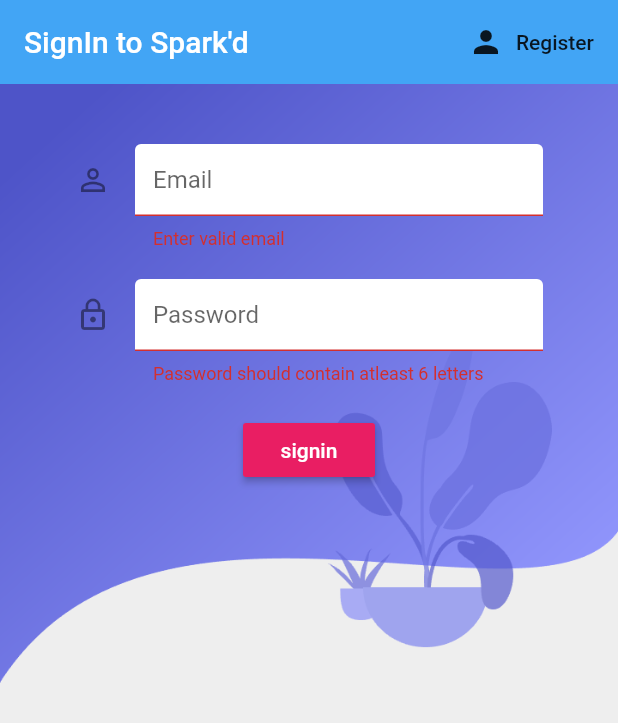
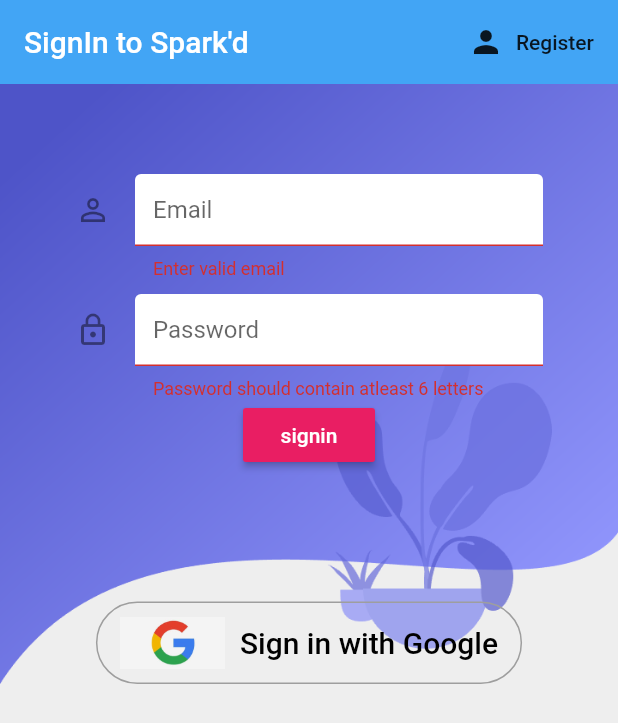
Before and after one commit to swathythadukkassery/sparkd, a Flutter app: the screen it shows after launch, after a tap on "signin", on a phone screen of 412 x 824 dp. Shown: the top 723 px of the screen. Run offline on Flutter 3.47's test engine with Material 2 defaults, Android fonts, the phone set to English and light mode, and no system bars; our stand-ins replace cloud_firestore, firebase_auth, flutter_spinkit, google_sign_in; accounts and stored records are empty.

Commit message:
google authentication added

```diff
--- a/lib/main.dart
+++ b/lib/main.dart
@@ -5,7 +5,7 @@ import 'package:tictoc/pages/authenticate/sign_in.dart';
 import 'package:tictoc/pages/models/user.dart';
 import 'package:tictoc/pages/screens/choose_location.dart';
 import 'package:tictoc/pages/screens/home.dart';
-import 'package:tictoc/pages/screens/loading.dart';
+import 'package:tictoc/pages/screens/Discussion.dart';
 import 'package:tictoc/pages/screens/profile.dart';
 import 'package:tictoc/pages/wrapper.dart';
 import 'package:tictoc/services/auth.dart';
--- a/lib/pages/authenticate/sign_in.dart
+++ b/lib/pages/authenticate/sign_in.dart
@@ -1,6 +1,12 @@
 import 'package:flutter/material.dart';
+import 'package:tictoc/pages/screens/Discussion.dart';
+import 'package:tictoc/pages/screens/home.dart';
+import 'package:tictoc/shared/loading.dart';
 import 'package:tictoc/services/auth.dart';
 import 'package:tictoc/shared/constants.dart';
+import 'package:google_sign_in/google_sign_in.dart';
+import 'package:tictoc/services/auth.dart';
+import 'authenticate.dart';
 
 class SignIn extends StatefulWidget {
   final Function toggleView;
@@ -13,13 +19,17 @@ class _SignInState extends State<SignIn> {
   @override
   final AuthService _auth = AuthService();
   final _formKey = GlobalKey<FormState>();
+  bool loading = false;
+
   //text state
   String email = '';
   String password = '';
   String error = '';
 
   Widget build(BuildContext context) {
-    return Scaffold(
+    return loading
+        ? Loading()
+        : Scaffold(
             backgroundColor: Colors.grey[200],
             appBar: AppBar(
               backgroundColor: Colors.blue[400],
@@ -35,31 +45,35 @@ class _SignInState extends State<SignIn> {
               ],
             ),
             body: Container(
-          height: 399,
+              height: 400,
               decoration: BoxDecoration(
                   image: DecorationImage(
                       image: AssetImage('assets/images/background.png'),
                       fit: BoxFit.fill)),
-          child: Center(
+              child: Stack(
+                children: <Widget>[
+                  Center(
                     child: Container(
-                padding: EdgeInsets.symmetric(vertical: 20.0, horizontal: 50.0),
+                        padding: EdgeInsets.symmetric(
+                            vertical: 50.0, horizontal: 50.0),
                         child: Form(
                           key: _formKey,
                           child: Column(
                             children: <Widget>[
-                      SizedBox(height: 20.0),
+                              SizedBox(height: 10.0),
                               TextFormField(
                                 validator: (val) =>
                                     val.isEmpty ? 'Enter valid email' : null,
                                 style: TextStyle(color: Colors.black),
                                 decoration: textInputDecoration.copyWith(
                                   hintText: 'Email',
-                            icon: Icon(Icons.person_outline)),
+                                  icon: Icon(Icons.person_outline),
+                                ),
                                 onChanged: (val) {
                                   setState(() => email = val);
                                 },
                               ),
-                      SizedBox(height: 20.0),
+                              SizedBox(height: 10.0),
                               TextFormField(
                                 validator: (val) => val.length < 6
                                     ? 'Password should contain atleast 6 letters'
@@ -73,7 +87,7 @@ class _SignInState extends State<SignIn> {
                                   setState(() => password = val);
                                 },
                               ),
-                      SizedBox(height: 20.0),
+                              // SizedBox(height: 20.0),
                               RaisedButton(
                                 color: Colors.pink,
                                 child: Text(
@@ -82,25 +96,81 @@ class _SignInState extends State<SignIn> {
                                 ),
                                 onPressed: () async {
                                   if (_formKey.currentState.validate()) {
-                            print('valid');
-                            dynamic result = await _auth
-                                .signInWithEmailAndPassword(email, password);
+                                    setState(() => loading = true);
+                                    dynamic result =
+                                        await _auth.signInWithEmailAndPassword(
+                                            email, password);
                                     if (result == null) {
-                              setState(() => error =
-                                  'could not signin with those credentials');
+                                      setState(() {
+                                        error =
+                                            'could not signin with those credentials';
+                                        loading = false;
+                                      });
                                     }
                                   }
                                 },
                               ),
-                      SizedBox(height: 12.0),
-                      Text(
-                        error,
-                        style: TextStyle(color: Colors.amber, fontSize: 14.0),
-                      ),
+                              // SizedBox(height: 12.0),
+                              // Text(
+                              //   error,
+                              //   style:
+                              //       TextStyle(color: Colors.amber, fontSize: 14.0),
+                              // ),
                             ],
                           ),
                         )),
                   ),
+                  SizedBox(height: 30),
+                  Container(
+                    child: Align(
+                      alignment: Alignment.bottomCenter,
+                      child: _signInButton(),
+                    ),
+                  ),
+                ],
+              ),
             ));
   }
+
+  Widget _signInButton() {
+    return OutlineButton(
+      splashColor: Colors.grey,
+      onPressed: () {
+        _auth.signInWithGoogle().whenComplete(() {
+          Navigator.of(context).push(
+            MaterialPageRoute(
+              builder: (context) {
+                return Home();
+              },
+            ),
+          );
+        });
+      },
+      shape: RoundedRectangleBorder(borderRadius: BorderRadius.circular(40)),
+      highlightElevation: 0,
+      borderSide: BorderSide(color: Colors.grey),
+      child: Padding(
+        padding: EdgeInsets.fromLTRB(0, 10, 0, 10),
+        child: Row(
+          mainAxisAlignment: MainAxisAlignment.end,
+          mainAxisSize: MainAxisSize.min,
+          children: <Widget>[
+            Image(
+                image: AssetImage("assets/images/googlelogo.jpg"),
+                height: 35.0),
+            Padding(
+              padding: const EdgeInsets.only(left: 10),
+              child: Text(
+                'Sign in with Google',
+                style: TextStyle(
+                  fontSize: 20,
+                  color: Colors.black,
+                ),
+              ),
+            )
+          ],
+        ),
+      ),
+    );
   }
+}
--- a/lib/pages/screens/loading.dart
+++ b/lib/pages/screens/Discussion.dart
@@ -2,12 +2,12 @@ import 'package:flutter/material.dart';
 import 'package:http/http.dart';
 import 'dart:convert';
 
-class Loading extends StatefulWidget {
+class Discussion extends StatefulWidget {
   @override
-  _LoadingState createState() => _LoadingState();
+  _DiscussionState createState() => _DiscussionState();
 }
 
-class _LoadingState extends State<Loading> {
+class _DiscussionState extends State<Discussion> {
   // void getTime() async {
   //   Response response =
   //       await get('http://worldtimeapi.org/api/timezone/Asia/Kolkata');
--- /dev/null
+++ b/lib/services/database.dart
@@ -0,0 +1,6 @@
+import 'package:cloud_firestore/cloud_firestore.dart';
+
+class DatabaseService{
+
+  final CollectionReference feedCollection = Firestore.instance.collection('feed');
+}
--- a/lib/shared/constants.dart
+++ b/lib/shared/constants.dart
@@ -4,11 +4,11 @@ const textInputDecoration = InputDecoration(
   fillColor: Colors.white,
   filled: true,
   enabledBorder: OutlineInputBorder(
-    borderSide: BorderSide(color: Colors.white, width: 2.0),
+    borderSide: BorderSide(color: Colors.white, width: 1.5),
     //borderRadius: BorderRadius.circular(5.0),
   ),
   focusedBorder: OutlineInputBorder(
-    borderSide: BorderSide(color: Colors.red, width: 2.0),
+    borderSide: BorderSide(color: Colors.red, width: 1.5),
     //borderRadius: BorderRadius.circular(4.0),
   ),
 );
--- a/pubspec.yaml
+++ b/pubspec.yaml
@@ -32,6 +32,11 @@ dependencies:
   firebase_auth: ^0.14.0+5
   cloud_firestore: ^0.12.9+4
   provider: ^3.1.0
+  google_sign_in: ^4.5.3
+  firebase_core: ^0.4.0
+  flutter_spinkit: "^4.1.2"
+
+
 
 dev_dependencies:
   flutter_test:
```
Also changed, not shown: lib/pages/authenticate/register.dart (+15 -4 lines), lib/pages/screens/home.dart (+15 -1 lines), lib/services/auth.dart (+34 -0 lines), lib/shared/loading.dart (added, +12 -0 lines), assets/images/googlelogo.jpg (added), pubspec.lock, 1 other file. Lines whose indentation alone changed are shown as unchanged.
